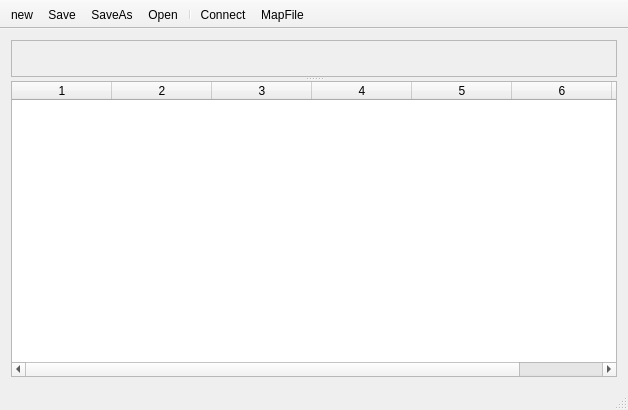
Before: the Qt Designer form mainwindow.ui in kubanecxxx/StMaster, drawn with Qt 5.
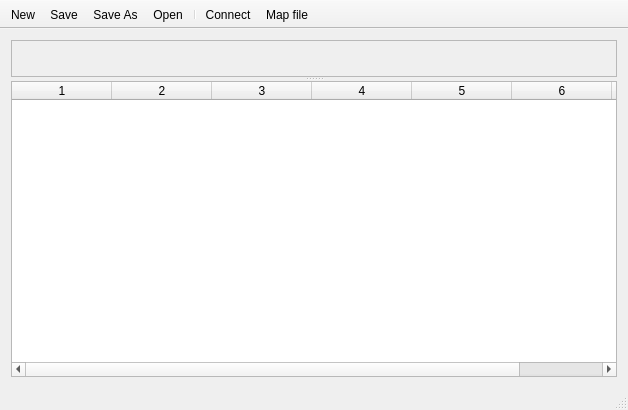
After: the same form once the commit is applied. Icons and pictures are not drawn. Custom widgets are drawn as their Qt base class.

Commit message: new icons - not from theme saving/loading configuration to/from xml file

```diff
--- a/mainwindow.ui
+++ b/mainwindow.ui
@@ -102,6 +102,18 @@
    <property name="movable">
     <bool>false</bool>
    </property>
+   <property name="iconSize">
+    <size>
+     <width>32</width>
+     <height>32</height>
+    </size>
+   </property>
+   <property name="toolButtonStyle">
+    <enum>Qt::ToolButtonIconOnly</enum>
+   </property>
+   <property name="floatable">
+    <bool>false</bool>
+   </property>
    <attribute name="toolBarArea">
     <enum>TopToolBarArea</enum>
    </attribute>
@@ -119,7 +131,7 @@
   <widget class="QStatusBar" name="statusBar"/>
   <action name="actionNew">
    <property name="text">
-    <string>new</string>
+    <string>New</string>
    </property>
    <property name="toolTip">
     <string>New settings</string>
@@ -141,7 +153,7 @@
   </action>
   <action name="actionSaveAs">
    <property name="text">
-    <string>SaveAs</string>
+    <string>Save As</string>
    </property>
    <property name="toolTip">
     <string>Save settings as</string>
@@ -171,7 +183,7 @@
   </action>
   <action name="actionMapFile">
    <property name="text">
-    <string>MapFile</string>
+    <string>Map file</string>
    </property>
    <property name="toolTip">
     <string>Set map file</string>
```
Left out of the diff: 51 changed lines with no effect on the pictures. The commit also changes 24 other files.
